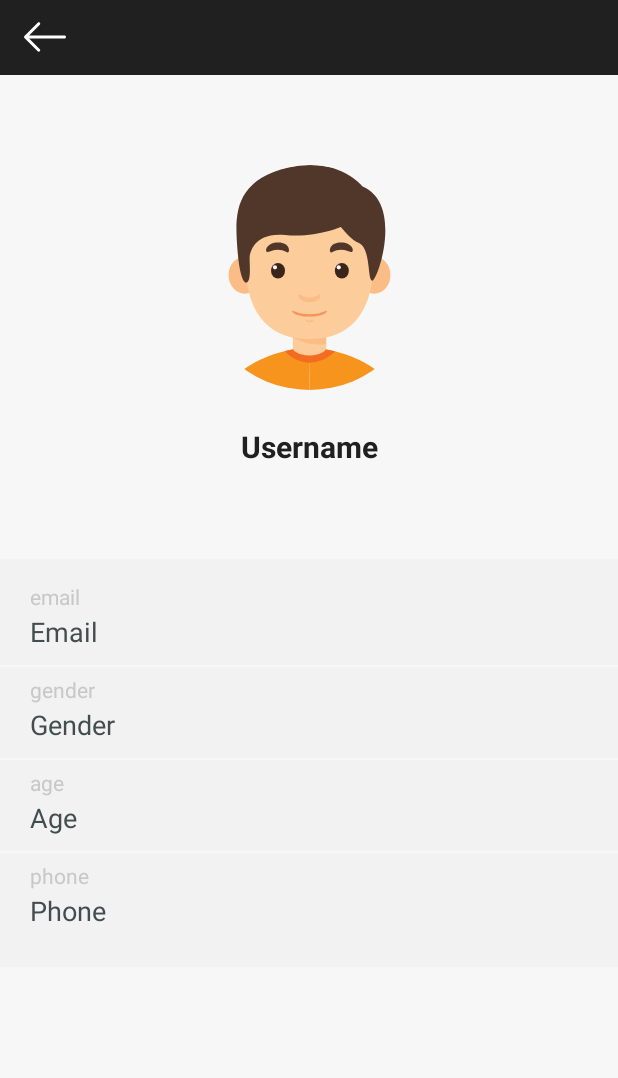
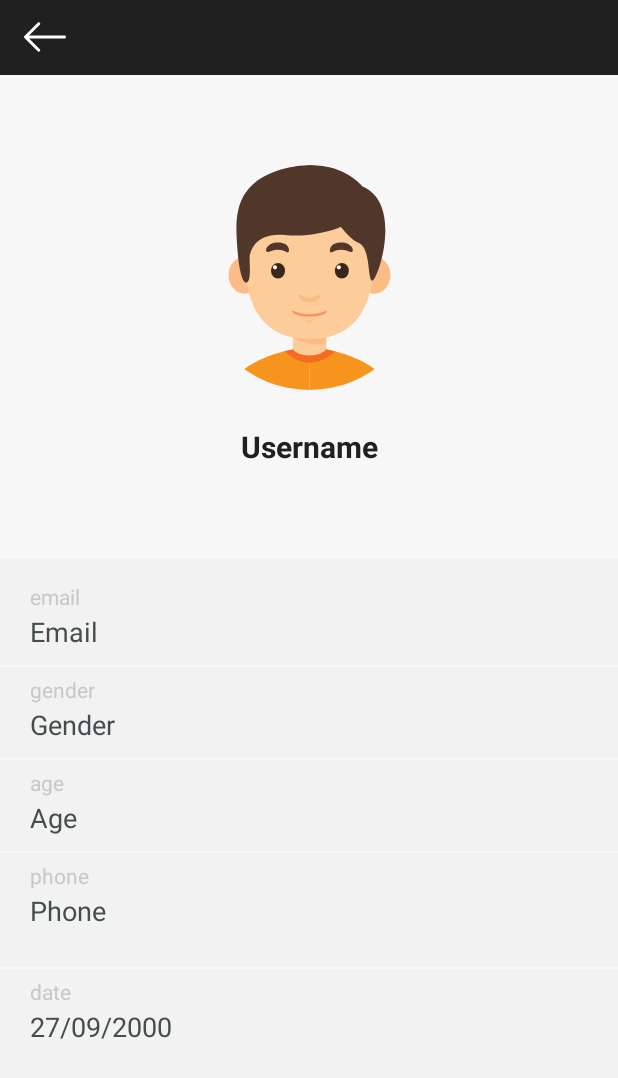
Before and after one commit to VegosX/RandomUser, an Android app: the layout activity_information.xml on its own in the app's theme, with its tools: preview values and no code run, on a phone screen of 412 x 824 dp. Shown: the top 1078 px of the screen. Run offline under Robolectric (Android 15) with nearby library versions, the phone set to English and light mode, and no system bars; network calls fail.

Commit message:
Add date field in InformationActivity

```diff
--- a/app/src/main/java/com/magnise/random_users/InformationActivity.kt
+++ b/app/src/main/java/com/magnise/random_users/InformationActivity.kt
@@ -2,22 +2,35 @@ package com.magnise.random_users
 
 import android.content.Intent
 import android.net.Uri
+import android.os.Build
 import android.os.Bundle
+import androidx.annotation.RequiresApi
 import androidx.appcompat.app.AppCompatActivity
 import com.bumptech.glide.Glide
 import kotlinx.android.synthetic.main.activity_information.*
+import java.text.DateFormat
+import java.text.SimpleDateFormat
+import java.time.LocalDate
+import java.time.LocalDateTime
+import java.time.format.DateTimeFormatter
+import java.util.*
 
 class InformationActivity : AppCompatActivity() {
 
+    @RequiresApi(Build.VERSION_CODES.O)
     override fun onCreate(savedInstanceState: Bundle?) {
         super.onCreate(savedInstanceState)
         setContentView(R.layout.activity_information)
+
+        val parsedDate = LocalDateTime.parse(intent.getStringExtra("date"), DateTimeFormatter.ISO_DATE_TIME)
+        val formattedDate = parsedDate.format(DateTimeFormatter.ofPattern("dd.MM.yyyy"))
 
         tvUsernameSpace.text = intent.getStringExtra("username")
         tvPhoneSpace.text = intent.getStringExtra("phone")
         tvEmailSpace.text = intent.getStringExtra("email")
         tvGenderSpace.text = intent.getStringExtra("gender")
         tvAgeSpace.text = intent.getStringExtra("age")
+        tvDateSpace.text = formattedDate
         Glide.with(this).load(intent.getStringExtra("image")).into(ivIcon)
 
         btn_back.setOnClickListener {
--- a/app/src/main/java/com/magnise/random_users/model/api/model/Model.kt
+++ b/app/src/main/java/com/magnise/random_users/model/api/model/Model.kt
@@ -1,6 +1,7 @@
 package com.magnise.random_users.model.api.model
 
 import com.google.gson.annotations.SerializedName
+import java.util.*
 
 data class Model(
     @SerializedName("results")
@@ -52,6 +53,8 @@ data class Picture (
 )
 
 data class Dob (
+    @SerializedName("date")
+    val date: String,
     @SerializedName("age")
     val age: Int
 )
--- a/app/src/main/java/com/magnise/random_users/ui/UserAdapter.kt
+++ b/app/src/main/java/com/magnise/random_users/ui/UserAdapter.kt
@@ -66,7 +66,6 @@ class InformationViewHolder(inflater: LayoutInflater, parent: ViewGroup) :
 
         tvName.text = nameUC
         tvSurname.text = surnameUC
-//        itemView.animate().rotationYBy(10f)
         Glide.with(itemView.context).load(result.picture.large).into(itemView.ivIcon)
     }
 
@@ -79,6 +78,7 @@ class InformationViewHolder(inflater: LayoutInflater, parent: ViewGroup) :
         intent.putExtra("gender", result.gender)
         intent.putExtra("age", result.dob.age.toString())
         intent.putExtra("image", result.picture.large)
+        intent.putExtra("date", result.dob.date)
 
         val activityOptions = ActivityOptions.makeSceneTransitionAnimation(
             view.context as Activity?,
--- a/app/src/main/res/layout/activity_information.xml
+++ b/app/src/main/res/layout/activity_information.xml
@@ -196,6 +196,41 @@
             app:layout_constraintHorizontal_bias="0.0"
             app:layout_constraintStart_toStartOf="parent"
             app:layout_constraintTop_toBottomOf="@+id/tvGenderSpace" />
+
+        <TextView
+            android:id="@+id/tvDate"
+            android:layout_width="wrap_content"
+            android:layout_height="wrap_content"
+            android:layout_marginStart="20dp"
+            android:layout_marginTop="5dp"
+            android:text="date"
+            android:textColor="@color/colorGray"
+            app:layout_constraintStart_toStartOf="parent"
+            app:layout_constraintTop_toBottomOf="@+id/line1" />
+
+        <TextView
+            android:id="@+id/tvDateSpace"
+            android:layout_width="match_parent"
+            android:layout_height="wrap_content"
+            android:layout_marginStart="20dp"
+            android:layout_marginTop="1dp"
+            android:layout_marginBottom="15dp"
+            android:text="27/09/2000"
+            android:textColor="@color/colorGrayMint"
+            android:textSize="18sp"
+            app:layout_constraintStart_toStartOf="parent"
+            app:layout_constraintTop_toBottomOf="@+id/tvPhone" />
+
+        <View
+            android:id="@+id/line6"
+            android:layout_width="match_parent"
+            android:layout_height="1dp"
+            android:layout_marginTop="10dp"
+            android:background="@color/colorDarkWhite"
+            app:layout_constraintEnd_toEndOf="parent"
+            app:layout_constraintHorizontal_bias="0.0"
+            app:layout_constraintStart_toStartOf="parent"
+            app:layout_constraintTop_toBottomOf="@+id/tvGenderSpace" />
     </LinearLayout>
 
     <androidx.appcompat.widget.Toolbar
```
